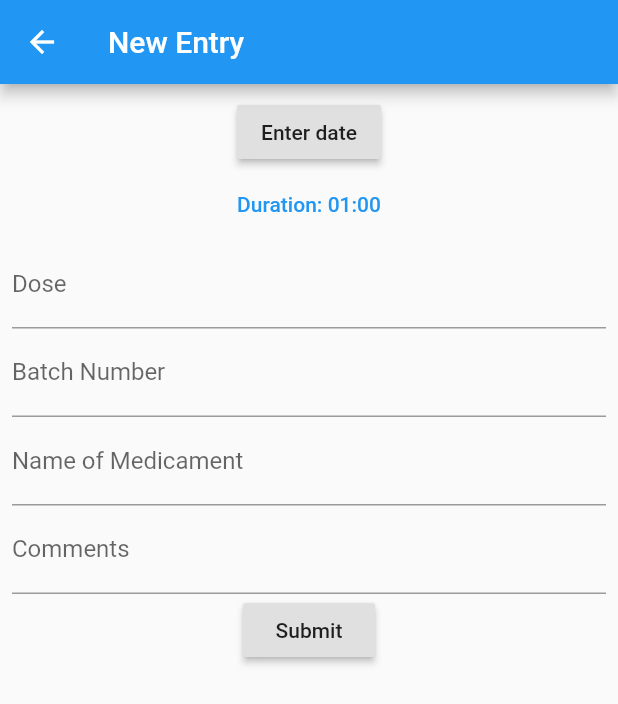
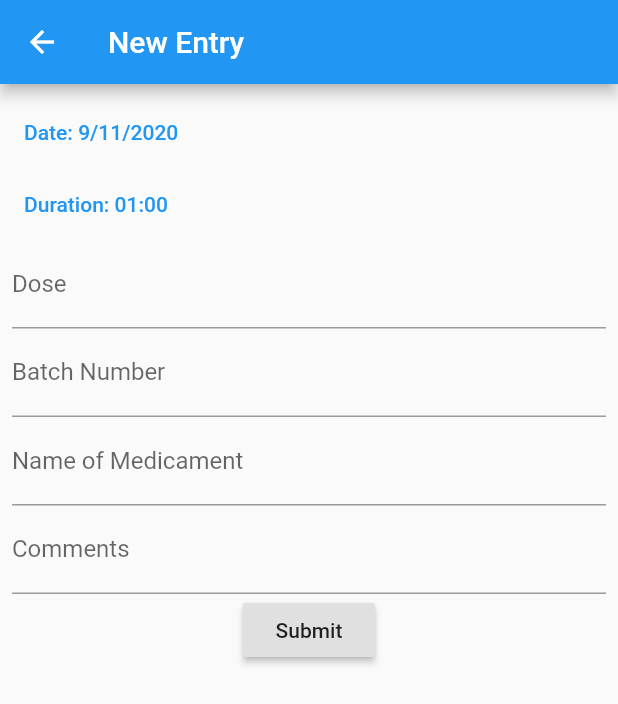
Before and after one commit to schnedo/therapy_calendar, a Flutter app: the AddMedicationEntry screen opened by its route, on a phone screen of 412 x 824 dp. Shown: the top 704 px of the screen. Run offline on Flutter 3.47's test engine with Material 2 defaults, Android fonts, the phone set to English and light mode, and no system bars; our stand-ins replace built_collection, built_value, flutter_bloc; missing offline and left inert: flutter_picker; generated files the repository leaves out were written again.

Commit message:
Used TextButtons and sensible date defaults

```diff
--- a/lib/l10n/intl_de_DE.arb
+++ b/lib/l10n/intl_de_DE.arb
@@ -9,6 +9,7 @@
   "addDoseLabel": "Dosis",
   "addDoseInvalidValidation": "Bitte Dosis angeben",
   "addMedicationEntryDateButton": "Datum eingeben",
+  "addMedicationEntryDateLabel": "Datum",
   "addMedicamentNameLabel": "Medikamentenbezeichnung",
   "addMedicamentNameInvalidValidation": "Bitte Medikamentenbezeichnung eingeben",
   "addMedicationEntryCommentsLabel": "Kommentare",
--- a/lib/l10n/intl_en_US.arb
+++ b/lib/l10n/intl_en_US.arb
@@ -9,6 +9,7 @@
   "addDoseLabel": "Dose",
   "addDoseInvalidValidation": "Please enter the dose",
   "addMedicationEntryDateButton": "Enter date",
+  "addMedicationEntryDateLabel": "Date",
   "addMedicamentNameLabel": "Name of Medicament",
   "addMedicamentNameInvalidValidation": "Please enter the name of medicament",
   "addMedicationEntryCommentsLabel": "Comments",
--- a/lib/widgets/medication_entry/add.dart
+++ b/lib/widgets/medication_entry/add.dart
@@ -1,6 +1,7 @@
 import 'package:built_collection/built_collection.dart';
 import 'package:flutter/material.dart';
 import 'package:flutter_picker/flutter_picker.dart';
+import 'package:intl/intl.dart';
 import 'package:therapy_calendar/generated/l10n.dart';
 import 'package:therapy_calendar/model/medication.dart';
 import 'package:therapy_calendar/model/medication_entry.dart';
@@ -18,15 +19,18 @@ class AddMedicationEntryFormField extends FormField<MedicationEntry> {
 
               return Builder(
                 builder: (context) => Column(
+                  crossAxisAlignment: CrossAxisAlignment.start,
                   children: [
-                    RaisedButton(
+                    TextButton(
                       onPressed: () => showDatePicker(
                         context: context,
                         initialDate: DateTime.now(),
                         lastDate: DateTime.now(),
                         firstDate: DateTime(2020),
                       ).then(formState.dateChanged),
-                      child: Text(S.of(context).addMedicationEntryDateButton),
+                      child:
+                          Text('${S.of(context).addMedicationEntryDateLabel}: '
+                              '${formState._date}'),
                     ),
                     TextButton(
                       onPressed: () {
@@ -99,9 +103,12 @@ class AddMedicationEntryFormField extends FormField<MedicationEntry> {
 
 class _AddMedicationEntryFormFieldState
     extends FormFieldState<MedicationEntry> {
-  final MedicationEntryBuilder _builder = MedicationEntryBuilder();
+  final MedicationEntryBuilder _builder = MedicationEntryBuilder()
+    ..date = DateTime.now();
   int _hours = 1;
   int _minutes = 0;
+
+  String get _date => DateFormat.yMd().format(_builder.date);
 
   void dateChanged(DateTime date) {
     _builder.date = date;
```
